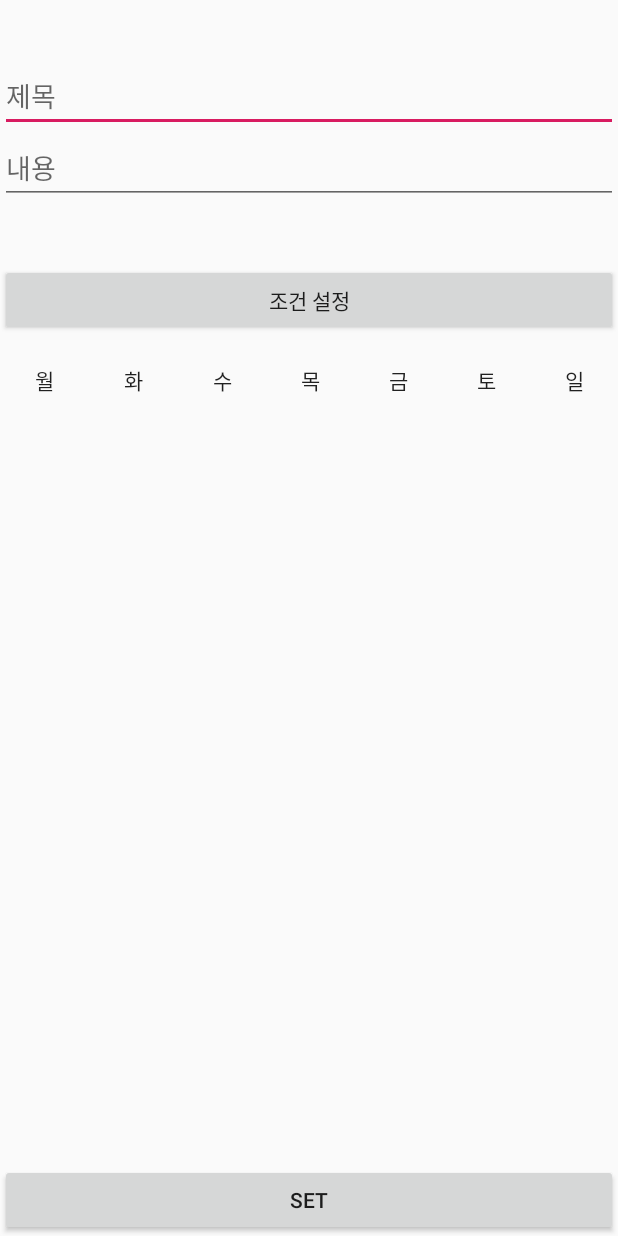
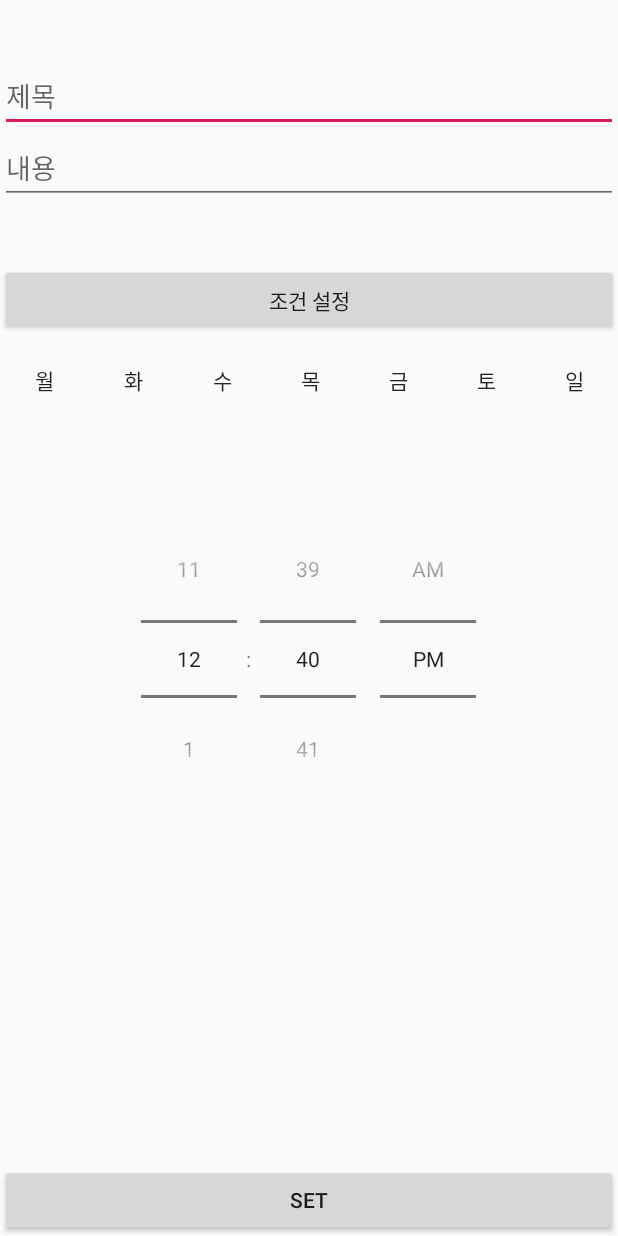
Before and after one commit to Eungu-Kwon/Notice-app, an Android app: the fragment FragmentWeekOfDay placed in its activity, on a phone screen of 412 x 824 dp. Run offline under Robolectric (Android 15) with nearby library versions, the phone set to English and light mode, and no system bars; 1 statement that could not run was skipped.

Commit message:
(8/13) Add Notitication & Fix bug

```diff
--- a/app/src/main/AndroidManifest.xml
+++ b/app/src/main/AndroidManifest.xml
@@ -2,6 +2,7 @@
 <manifest xmlns:android="http://schemas.android.com/apk/res/android"
     package="com.eungu.notice">
     <uses-permission android:name="android.permission.FOREGROUND_SERVICE"/>
+    <uses-permission android:name="android.permission.WAKE_LOCK"/>
     <application
         android:allowBackup="true"
         android:icon="@mipmap/ic_launcher"
--- a/app/src/main/java/com/eungu/notice/fragments/FragmentWeekOfDay.java
+++ b/app/src/main/java/com/eungu/notice/fragments/FragmentWeekOfDay.java
@@ -1,14 +1,19 @@
 package com.eungu.notice.fragments;
 
+import android.app.TimePickerDialog;
 import android.content.Context;
 import android.os.Bundle;
+import android.provider.CalendarContract;
 import android.support.annotation.NonNull;
 import android.support.annotation.Nullable;
 import android.support.v4.app.Fragment;
+import android.text.format.DateFormat;
+import android.util.Log;
 import android.view.LayoutInflater;
 import android.view.View;
 import android.view.ViewGroup;
 import android.widget.Button;
+import android.widget.TimePicker;
 
 import com.eungu.notice.DBManager.DBData;
 import com.eungu.notice.R;
@@ -18,6 +23,7 @@ import java.util.Calendar;
 public class FragmentWeekOfDay extends Fragment{
 
     private DateSetListener onDataSetListener = null;
+    Calendar time = null;
     private int days;
     Button[] days_btn;
 
@@ -25,8 +31,10 @@ public class FragmentWeekOfDay extends Fragment{
     @Override
     public View onCreateView(@NonNull LayoutInflater inflater, @Nullable ViewGroup container, @Nullable Bundle savedInstanceState) {
         View view = inflater.inflate(R.layout.f_alarm_week_of_day, container, false);
-
+        time = Calendar.getInstance();
+        time.set(Calendar.SECOND, 0);
         setDays(view);
+        setTime(view);
         return view;
     }
 
@@ -52,7 +60,7 @@ public class FragmentWeekOfDay extends Fragment{
                 @Override
                 public void onClick(View v) {
                     days ^= (1 << idx);
-                    onDataSetListener.setData(Calendar.getInstance(), days, DBData.RING_DAYOFWEEK, DBData.CONTENT_NORMAL);
+                    onDataSetListener.setData(time, days, DBData.RING_DAYOFWEEK, DBData.CONTENT_NORMAL);
                     String btn_str = WhichDay(days);
                     onDataSetListener.setBtnText(btn_str);
                     setBtnIcon(idx);
@@ -61,6 +69,17 @@ public class FragmentWeekOfDay extends Fragment{
         }
     }
 
+    void setTime(View view){
+        TimePicker picker = view.findViewById(R.id.wd_timepicker);
+        picker.setOnTimeChangedListener(new TimePicker.OnTimeChangedListener() {
+            @Override
+            public void onTimeChanged(TimePicker view, int hourOfDay, int minute) {
+                time.set(Calendar.HOUR_OF_DAY, hourOfDay);
+                time.set(Calendar.MINUTE, minute);
+                onDataSetListener.setData(time, days, DBData.RING_DAYOFWEEK, DBData.CONTENT_NORMAL);
+            }
+        });
+    }
     void setBtnIcon(int i){
         if((days & 1 << i) > 0){
             days_btn[i].setBackgroundResource(R.drawable.circle_xml);
--- a/app/src/main/res/layout/activity_main.xml
+++ b/app/src/main/res/layout/activity_main.xml
@@ -90,7 +90,7 @@
         <android.support.v7.widget.RecyclerView
             android:id="@+id/alarmlist"
             android:layout_width="match_parent"
-            android:layout_height="wrap_content"
+            android:layout_height="match_parent"
             android:scrollbars="vertical">
 
         </android.support.v7.widget.RecyclerView>
--- a/app/src/main/res/layout/f_alarm_week_of_day.xml
+++ b/app/src/main/res/layout/f_alarm_week_of_day.xml
@@ -6,8 +6,9 @@
     tools:context="com.eungu.notice.AlarmSettingActivity">
 
     <LinearLayout
+        android:id="@+id/linear_wd"
         android:layout_width="match_parent"
-        android:layout_height="match_parent"
+        android:layout_height="wrap_content"
         android:orientation="horizontal">
 
         <com.eungu.notice.DaySquareButton
@@ -65,6 +66,23 @@
             android:layout_weight="1"
             android:background="@android:color/transparent"
             android:text="일" />
+
+    </LinearLayout>
+
+    <LinearLayout
+        android:layout_width="match_parent"
+        android:layout_height="wrap_content"
+        android:layout_below="@+id/linear_wd"
+        android:layout_marginTop="50dp"
+        android:layout_weight="1"
+        android:orientation="vertical">
+
+        <TimePicker
+            android:id="@+id/wd_timepicker"
+            android:layout_width="match_parent"
+            android:layout_height="match_parent"
+            android:timePickerMode="spinner">
+        </TimePicker>
     </LinearLayout>
 
 </RelativeLayout>
```
Also changed, not shown: app/src/main/java/com/eungu/notice/AlarmReceiver.java (+52 -3 lines), app/src/main/java/com/eungu/notice/AlarmSettingActivity.java (+22 -7 lines), app/src/main/java/com/eungu/notice/MainActivity.java (+16 -20 lines), app/src/main/java/com/eungu/notice/NotiService.java (+15 -7 lines), app/src/main/java/com/eungu/notice/fragments/FragmentMonth.java (+18 -5 lines), app/src/main/java/com/eungu/notice/fragments/FragmentOnce.java (+19 -2 lines), app/src/main/java/com/eungu/notice/list_maker/AlarmListAdapter.java (+23 -1 lines), app/src/main/res/layout/f_alarm_month.xml (+11 -5 lines).
